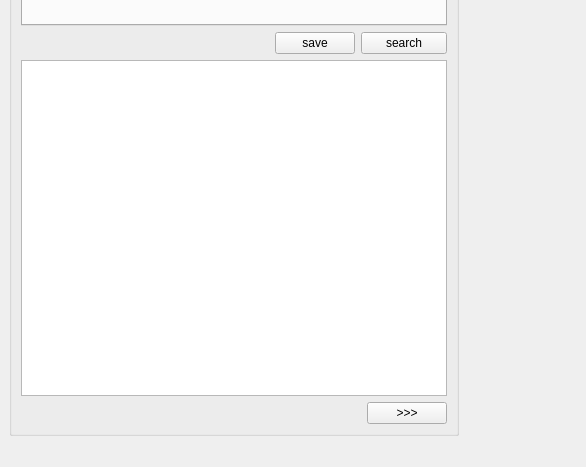
AlMarentu/ADMAX, file DocMngr/mainwindow.ui: the form before one commit; both pictures show x 0 to 586 and y 368 to 835 of the 1253 by 835 pixel window.
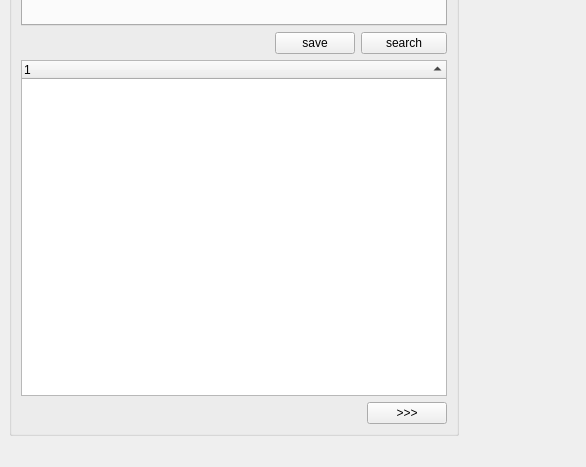
The form after the commit. Custom widgets are drawn as their Qt base class.

Commit message: Darstellung der Suchergebnisse verbessert, Tree statt Tabelle,

Diff of the .ui file:
```diff
--- a/DocMngr/mainwindow.ui
+++ b/DocMngr/mainwindow.ui
@@ -124,7 +124,7 @@
         </spacer>
        </item>
        <item row="2" column="0" colspan="5">
-        <widget class="QTableWidget" name="tableWidget">
+        <widget class="QTreeWidget" name="treeWidget">
          <property name="editTriggers">
           <set>QAbstractItemView::AnyKeyPressed|QAbstractItemView::DoubleClicked</set>
          </property>
@@ -134,12 +134,14 @@
          <property name="selectionBehavior">
           <enum>QAbstractItemView::SelectRows</enum>
          </property>
-         <attribute name="horizontalHeaderStretchLastSection">
+         <property name="sortingEnabled">
           <bool>true</bool>
-         </attribute>
-         <attribute name="verticalHeaderVisible">
-          <bool>true</bool>
-         </attribute>
+         </property>
+         <column>
+          <property name="text">
+           <string notr="true">1</string>
+          </property>
+         </column>
         </widget>
        </item>
       </layout>
```
Left out of the diff: 35 changed lines with no effect on the pictures. The commit also changes 7 other files.
